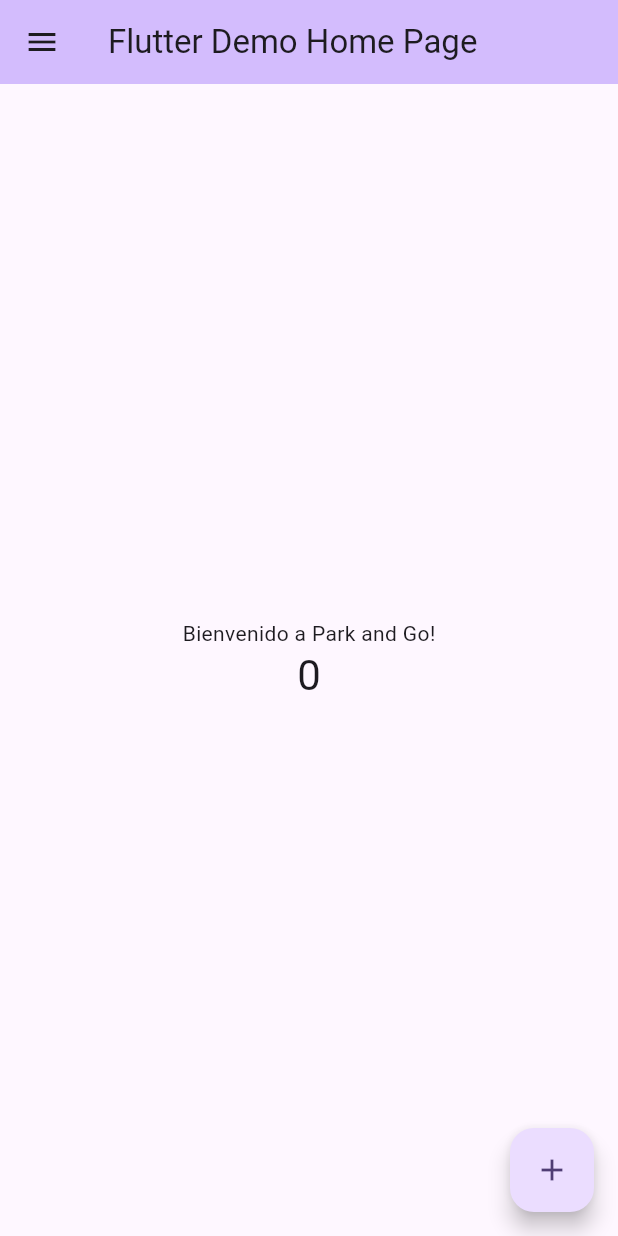
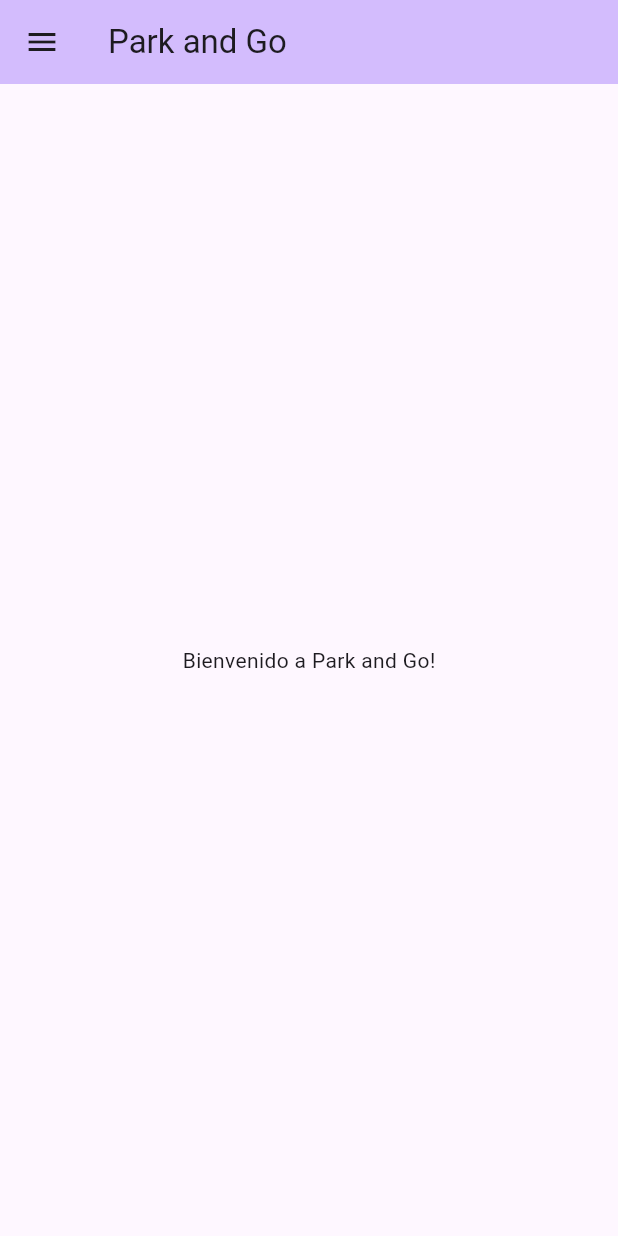
Before and after one commit to ericpoplawski/1st_flutter_app, a Flutter app: the screen it shows after launch, on a phone screen of 412 x 824 dp. Run offline on Flutter 3.47's test engine with Material 3 defaults, Android fonts, the phone set to English and light mode, and no system bars; our stand-ins replace font_awesome_flutter.

Commit message:
chore: remove counter example code and clean up main screen

```diff
--- a/first_flutter_app/lib/main.dart
+++ b/first_flutter_app/lib/main.dart
@@ -7,6 +7,7 @@ void main() {
 
 class MyApp extends StatelessWidget {
   const MyApp({super.key});
+
   @override
   Widget build(BuildContext context) {
     return MaterialApp(
@@ -14,52 +15,25 @@ class MyApp extends StatelessWidget {
       theme: ThemeData(
         colorScheme: ColorScheme.fromSeed(seedColor: Colors.deepPurple),
       ),
-      home: const MyHomePage(title: 'Flutter Demo Home Page'),
+      home: const MyHomePage(title: 'Park and Go'),
     );
   }
 }
 
-class MyHomePage extends StatefulWidget {
+class MyHomePage extends StatelessWidget {
   const MyHomePage({super.key, required this.title});
   final String title;
-
-  @override
-  State<MyHomePage> createState() => _MyHomePageState();
-}
-
-class _MyHomePageState extends State<MyHomePage> {
-  int _counter = 0;
-
-  void _incrementCounter() {
-    setState(() {
-      _counter++;
-    });
-  }
 
   @override
   Widget build(BuildContext context) {
     return Scaffold(
       appBar: AppBar(
         backgroundColor: Theme.of(context).colorScheme.inversePrimary,
-        title: Text(widget.title),
+        title: Text(title),
       ),
-      drawer: AppDrawer(),
-      body: Center(
-        child: Column(
-          mainAxisAlignment: MainAxisAlignment.center,
-          children: <Widget>[
-            const Text('Bienvenido a Park and Go!'),
-            Text(
-              '$_counter',
-              style: Theme.of(context).textTheme.headlineMedium,
-            ),
-          ],
-        ),
-      ),
-      floatingActionButton: FloatingActionButton(
-        onPressed: _incrementCounter,
-        tooltip: 'Increment',
-        child: const Icon(Icons.add),
+      drawer: const AppDrawer(),
+      body: const Center(
+        child: Text('Bienvenido a Park and Go!'),
       ),
     );
   }
```
